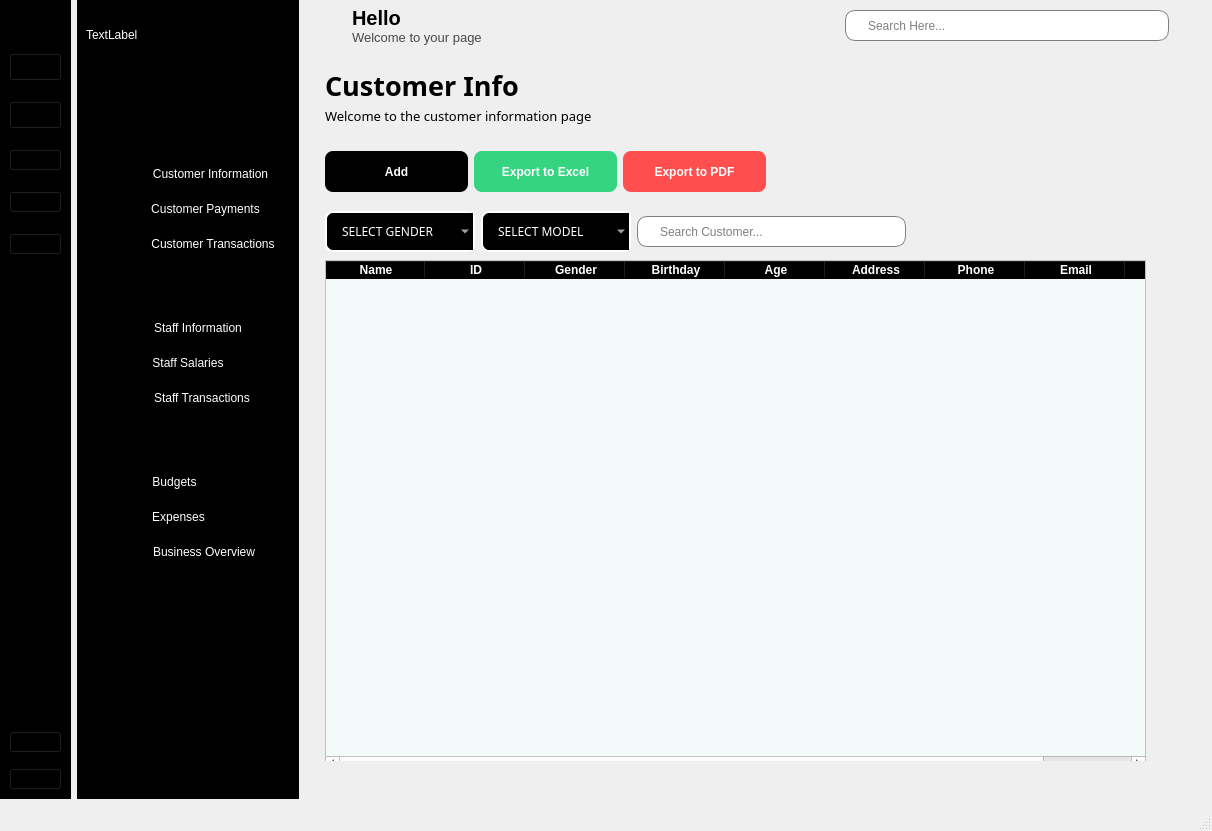
This is MainUI.ui in hoquangvinh124/BlackMeetWukong as Qt 5 draws it before an edit. The edited form follows.
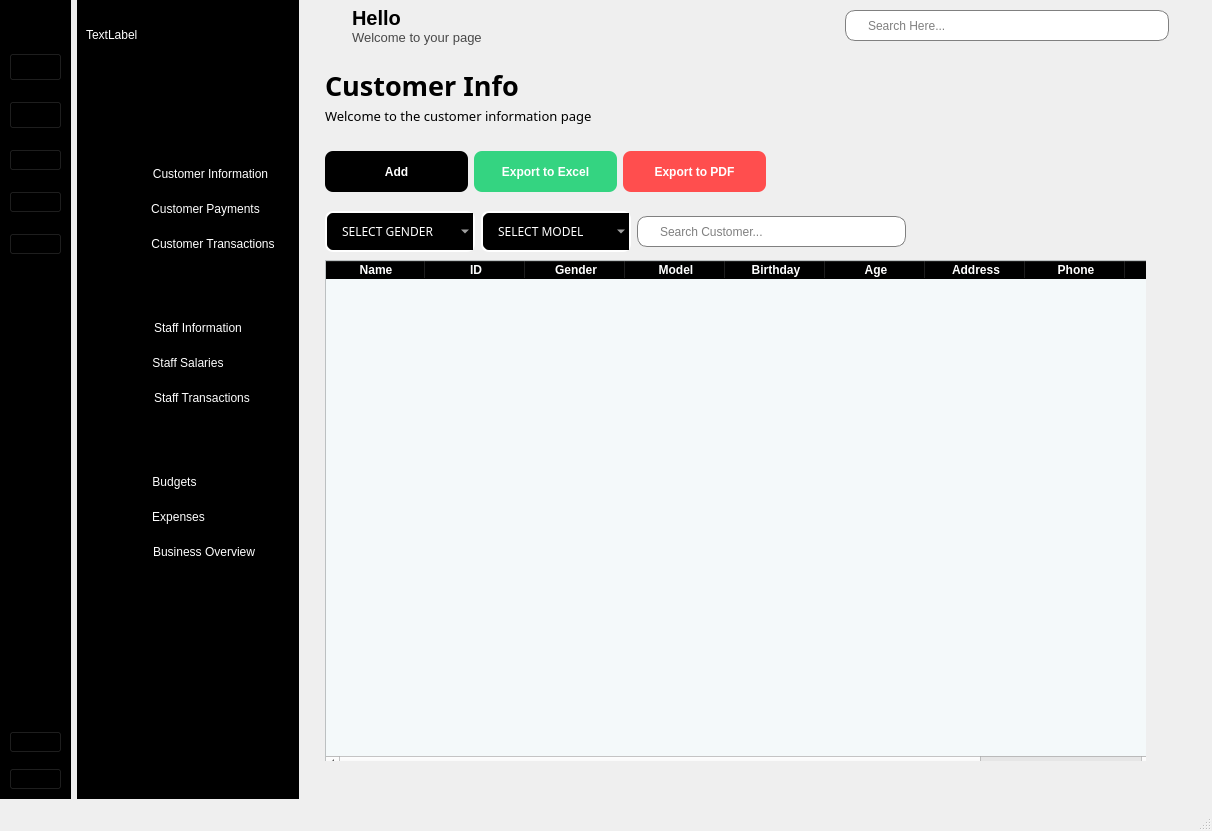
This is the edited form. The open tabs and pages were chosen to show the change. Icons and pictures are not drawn.

Diff of the .ui file:
```diff
--- a/MainUI.ui
+++ b/MainUI.ui
@@ -1145,7 +1145,7 @@
              <rect>
               <x>20</x>
               <y>200</y>
-              <width>821</width>
+              <width>831</width>
               <height>511</height>
              </rect>
             </property>
@@ -1180,6 +1180,11 @@
               <string>Gender</string>
              </property>
             </column>
+            <column>
+             <property name="text">
+              <string>Model</string>
+             </property>
+            </column>
             <column>
              <property name="text">
               <string>Birthday</string>
```
Left out of the diff: 12 changed lines with no effect on the pictures.
